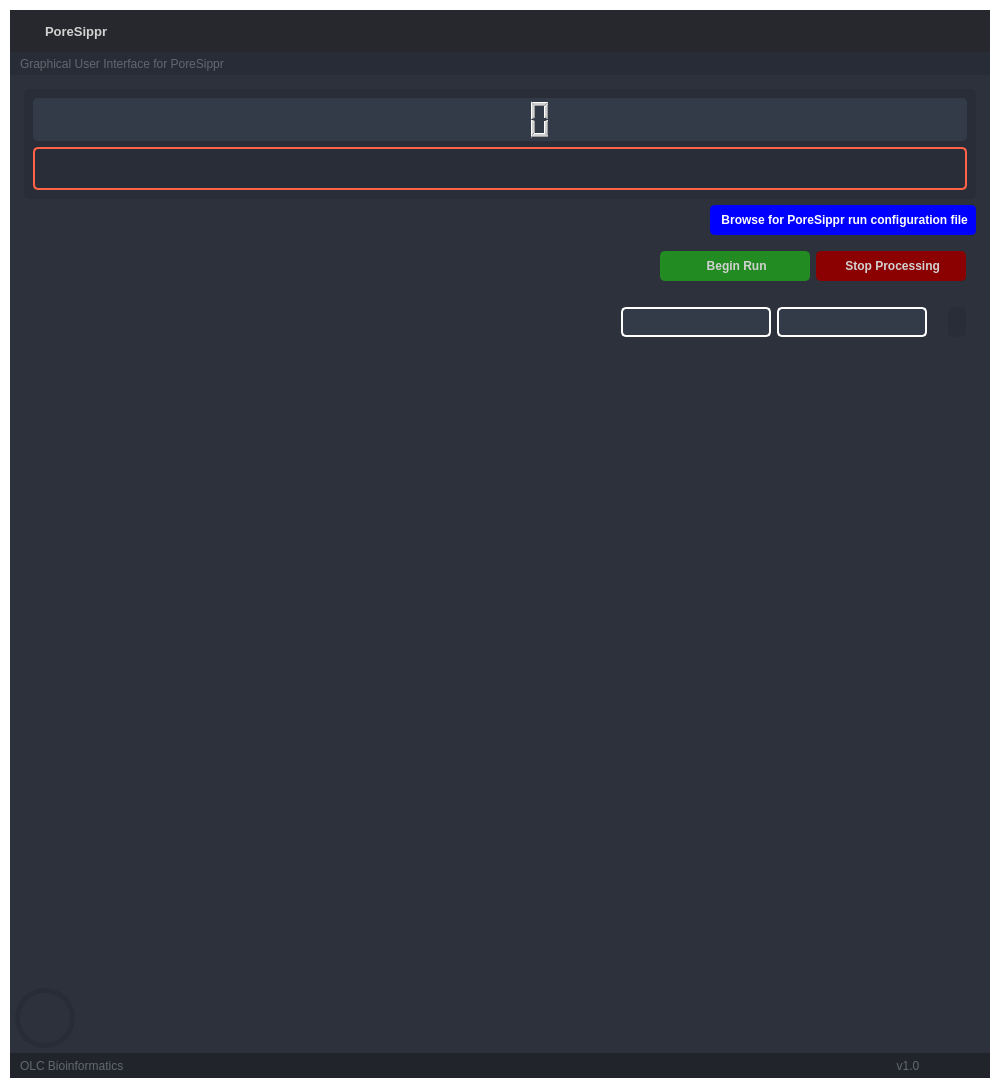
Above: GUI_BASE.ui from OLC-Bioinformatics/PoreSippR-GUI before the change. Below: the same form after it.
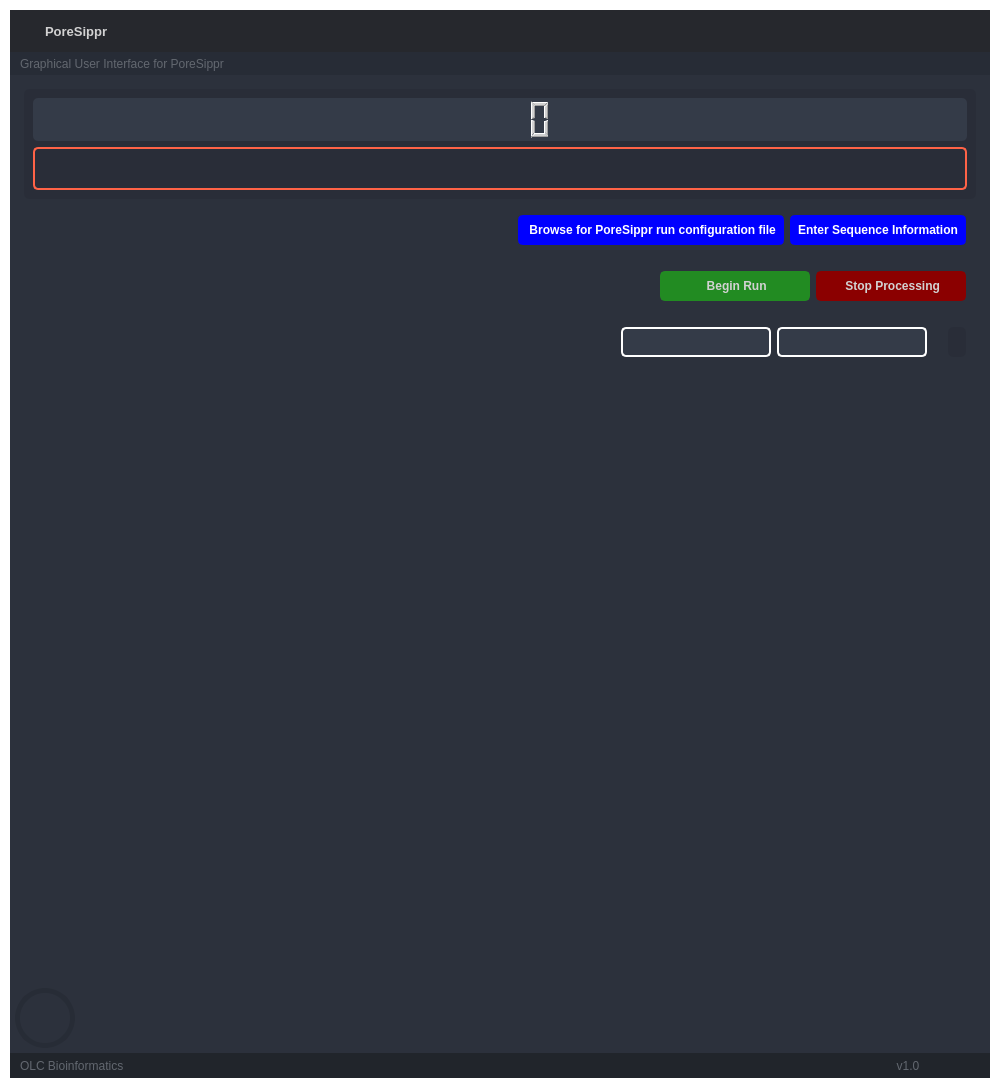
That is the form after the change. Icons and pictures are not drawn.

Commit message: feat: add button to allow user to manually enter sequence metadata

```diff
--- a/GUI_BASE.ui
+++ b/GUI_BASE.ui
@@ -1619,6 +1619,24 @@
                      </widget>
                     </item>
                     <item alignment="Qt::AlignmentFlag::AlignRight">
+                     <widget class="QFrame" name="frame_3">
+                      <property name="enabled">
+                       <bool>true</bool>
+                      </property>
+                      <property name="minimumSize">
+                       <size>
+                        <width>0</width>
+                        <height>40</height>
+                       </size>
+                      </property>
+                      <property name="frameShape">
+                       <enum>QFrame::Shape::StyledPanel</enum>
+                      </property>
+                      <property name="frameShadow">
+                       <enum>QFrame::Shadow::Raised</enum>
+                      </property>
+                      <layout class="QHBoxLayout" name="horizontalLayout_13">
+                       <item>
                      <widget class="QPushButton" name="file_selection_button">
                       <property name="styleSheet">
                        <string notr="true">QPushButton {
@@ -1651,6 +1669,47 @@
                       <property name="icon">
                        <iconset theme="system-search"/>
                       </property>
+                         <attribute name="buttonGroup">
+                          <string notr="true">buttonGroup</string>
+                         </attribute>
+                        </widget>
+                       </item>
+                       <item>
+                        <widget class="QPushButton" name="sequence_info_button">
+                         <property name="styleSheet">
+                          <string notr="true">QPushButton {
+    border: 3px solid rgb(0, 0, 255); /* Blue border */
+    border-radius: 5px;
+    background-color: rgb(0, 0, 255); /* Blue background */
+    color: rgb(255, 255, 255); /* White text */
+    padding: 5px; /* Padding around the text */
+    font-weight: bold; /* Bold font */
+}
+QPushButton:hover {
+    background-color: rgb(0, 0, 200); /* Darker blue when hovered */
+    border: 3px solid rgb(0, 0, 200); /* Darker blue border when hovered */
+    font-weight: bold; /* Bold font */
+}
+QPushButton:pressed {
+    background-color: rgb(0, 0, 150); /* Even darker blue when pressed */
+    border: 3px solid rgb(0, 0, 150); /* Even darker blue border when pressed */
+    font-weight: bold; /* Bold font */
+}
+QPushButton:disabled {
+    background-color: rgb(128, 128, 128); /* Grey background when disabled */
+    border: 3px solid rgb(128, 128, 128); /* Grey border when disabled */
+    color: rgb(255, 255, 255); /* White text when disabled */
+}</string>
+                         </property>
+                         <property name="text">
+                          <string>Enter Sequence Information</string>
+                         </property>
+                         <attribute name="buttonGroup">
+                          <string notr="true">buttonGroup</string>
+                         </attribute>
+                        </widget>
+                       </item>
+                      </layout>
                      </widget>
                     </item>
                     <item alignment="Qt::AlignmentFlag::AlignRight">
@@ -1658,7 +1717,7 @@
                       <property name="minimumSize">
                        <size>
                         <width>0</width>
-                        <height>50</height>
+                        <height>40</height>
                        </size>
                       </property>
                       <property name="frameShape">
```
Left out of the diff: 3 changed lines with no effect on the pictures. Lines whose indentation alone changed are shown as unchanged. The commit also changes 4 other files.
